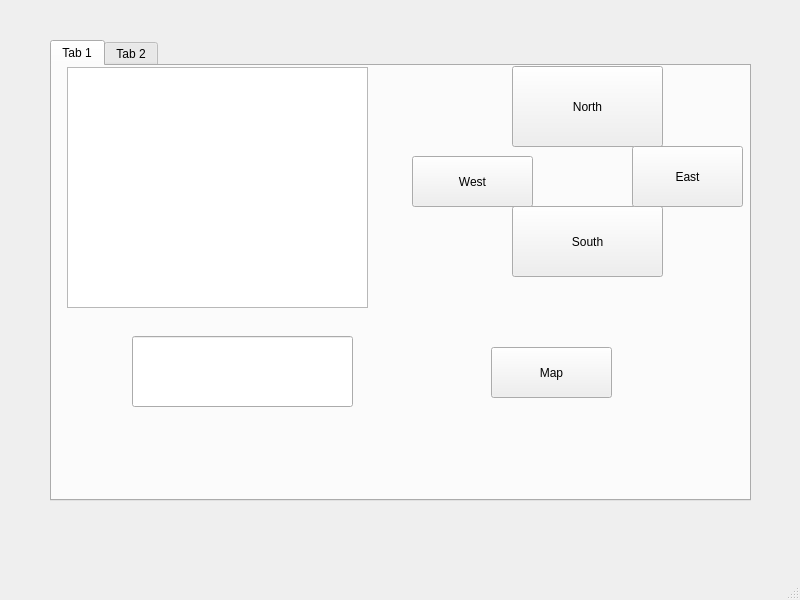
Above: mainwindow.ui from Darragh-Grealish/Zork_Practice before the change. Below: the same form after it.
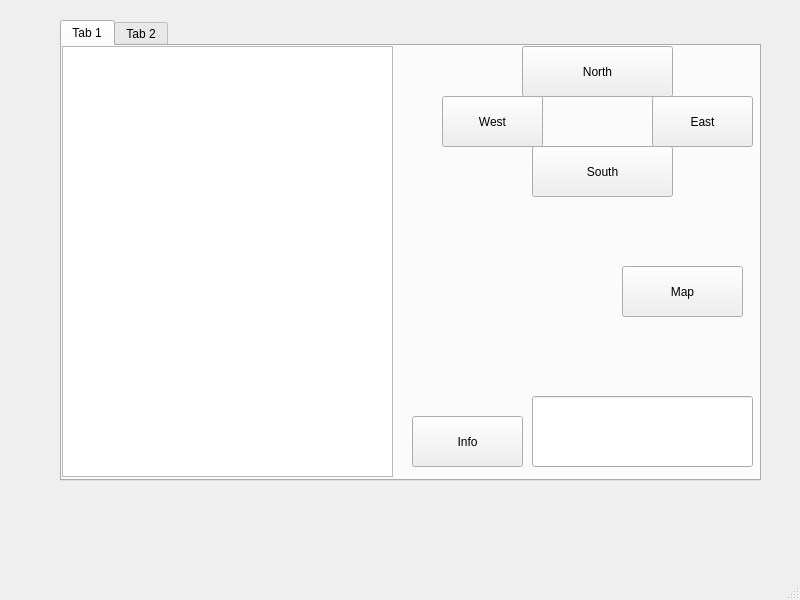
That is the form after the change.

Commit message: Integrate info, map, go

```diff
--- a/mainwindow.ui
+++ b/mainwindow.ui
@@ -17,8 +17,8 @@
    <widget class="QTabWidget" name="tabWidget">
     <property name="geometry">
      <rect>
-      <x>50</x>
-      <y>40</y>
+      <x>60</x>
+      <y>20</y>
       <width>701</width>
       <height>461</height>
      </rect>
@@ -36,7 +36,7 @@
         <x>460</x>
         <y>0</y>
         <width>151</width>
-        <height>81</height>
+        <height>51</height>
        </rect>
       </property>
       <property name="text">
@@ -46,10 +46,10 @@
      <widget class="QPushButton" name="south">
       <property name="geometry">
        <rect>
-        <x>460</x>
-        <y>140</y>
-        <width>151</width>
-        <height>71</height>
+        <x>470</x>
+        <y>100</y>
+        <width>141</width>
+        <height>51</height>
        </rect>
       </property>
       <property name="text">
@@ -59,9 +59,9 @@
      <widget class="QPushButton" name="west">
       <property name="geometry">
        <rect>
-        <x>360</x>
-        <y>90</y>
-        <width>121</width>
+        <x>380</x>
+        <y>50</y>
+        <width>101</width>
         <height>51</height>
        </rect>
       </property>
@@ -72,10 +72,10 @@
      <widget class="QPushButton" name="east">
       <property name="geometry">
        <rect>
-        <x>580</x>
-        <y>80</y>
-        <width>111</width>
-        <height>61</height>
+        <x>590</x>
+        <y>50</y>
+        <width>101</width>
+        <height>51</height>
        </rect>
       </property>
       <property name="text">
@@ -85,18 +85,18 @@
      <widget class="QTextBrowser" name="textBrowser_1">
       <property name="geometry">
        <rect>
-        <x>15</x>
-        <y>1</y>
-        <width>301</width>
-        <height>241</height>
+        <x>0</x>
+        <y>0</y>
+        <width>331</width>
+        <height>431</height>
        </rect>
       </property>
      </widget>
      <widget class="QLineEdit" name="MyLineEdit">
       <property name="geometry">
        <rect>
-        <x>80</x>
-        <y>270</y>
+        <x>470</x>
+        <y>350</y>
         <width>221</width>
         <height>71</height>
        </rect>
@@ -105,8 +105,8 @@
      <widget class="QPushButton" name="map">
       <property name="geometry">
        <rect>
-        <x>439</x>
-        <y>281</y>
+        <x>560</x>
+        <y>220</y>
         <width>121</width>
         <height>51</height>
        </rect>
@@ -115,6 +115,19 @@
        <string>Map</string>
       </property>
      </widget>
+     <widget class="QPushButton" name="info">
+      <property name="geometry">
+       <rect>
+        <x>350</x>
+        <y>370</y>
+        <width>111</width>
+        <height>51</height>
+       </rect>
+      </property>
+      <property name="text">
+       <string>Info</string>
+      </property>
+     </widget>
     </widget>
     <widget class="QWidget" name="tab_2">
      <attribute name="title">
```
The commit also changes 5 other files.
